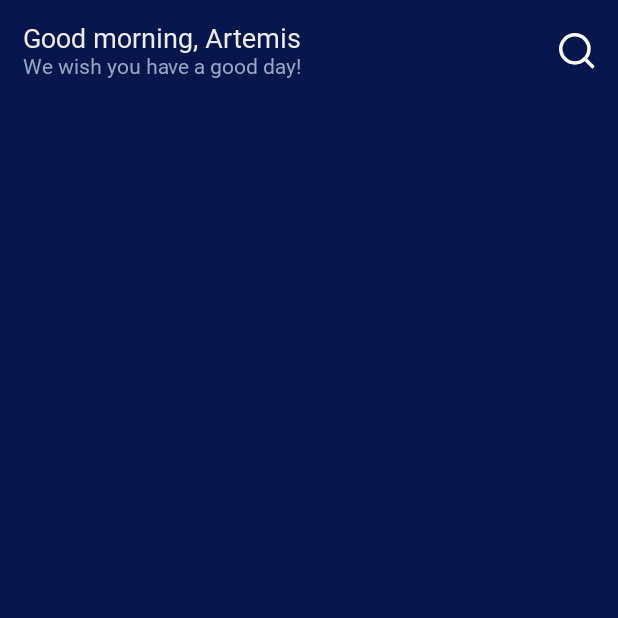
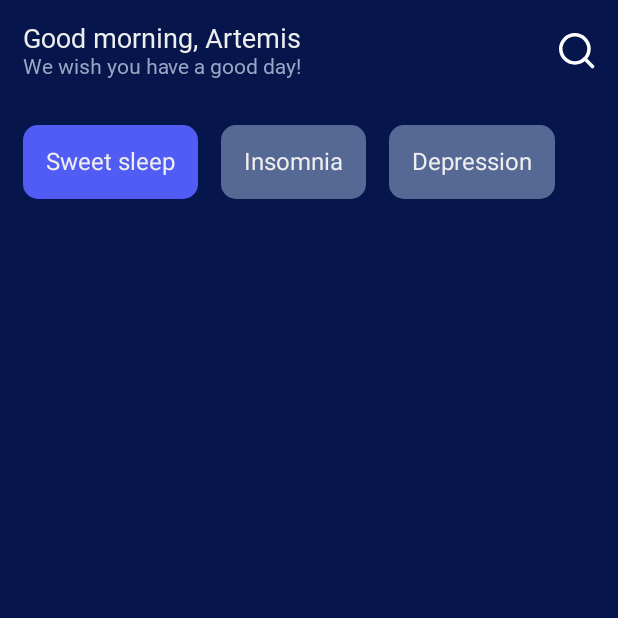
Before and after one commit to ArtemisSoftware/JetPack-Compose-Tutorial-4, an Android app built with Jetpack Compose: the composable HomeScreen shown on its own in the app's theme, on a phone screen of 412 x 824 dp, the top half of it. Run offline under Robolectric (Android 15) with nearby library versions, the phone set to English and light mode, and no system bars; Roboto replaces fonts that are not available here.

Commit message:
ChipSection

```diff
--- a/app/src/main/java/com/artemissoftware/jetpackcomposetutorial4/ui/jetmeditation/MeditationScreen.kt
+++ b/app/src/main/java/com/artemissoftware/jetpackcomposetutorial4/ui/jetmeditation/MeditationScreen.kt
@@ -31,6 +31,7 @@ import androidx.compose.ui.tooling.preview.Preview
 import androidx.compose.ui.unit.dp
 import androidx.compose.ui.unit.sp
 import com.artemissoftware.jetpackcomposetutorial4.Greeting
+import com.artemissoftware.jetpackcomposetutorial4.ui.jetmeditation.composables.ChipSection
 import com.artemissoftware.jetpackcomposetutorial4.ui.jetmeditation.composables.GreetingSection
 import com.artemissoftware.jetpackcomposetutorial4.ui.theme.DeepBlue
 import com.artemissoftware.jetpackcomposetutorial4.ui.theme.JetPackComposeTutorial4Theme
@@ -45,7 +46,11 @@ fun HomeScreen() {
             .fillMaxSize()
     ) {
 
-        GreetingSection()
+        Column {
+            GreetingSection()
+            ChipSection(chips = listOf("Sweet sleep", "Insomnia", "Depression"))
+        }
+
     }
 }
 
--- /dev/null
+++ b/app/src/main/java/com/artemissoftware/jetpackcomposetutorial4/ui/jetmeditation/composables/ChipSection.kt
@@ -0,0 +1,55 @@
+package com.artemissoftware.jetpackcomposetutorial4.ui.jetmeditation.composables
+
+import androidx.compose.foundation.background
+import androidx.compose.foundation.clickable
+import androidx.compose.foundation.layout.Box
+import androidx.compose.foundation.layout.padding
+import androidx.compose.foundation.lazy.LazyRow
+import androidx.compose.foundation.shape.RoundedCornerShape
+import androidx.compose.material.Text
+import androidx.compose.runtime.*
+import androidx.compose.ui.Alignment
+import androidx.compose.ui.Modifier
+import androidx.compose.ui.draw.clip
+import androidx.compose.ui.tooling.preview.Preview
+import androidx.compose.ui.unit.dp
+import com.artemissoftware.jetpackcomposetutorial4.ui.theme.ButtonBlue
+import com.artemissoftware.jetpackcomposetutorial4.ui.theme.DarkerButtonBlue
+import com.artemissoftware.jetpackcomposetutorial4.ui.theme.TextWhite
+
+@Composable
+fun ChipSection(
+    chips: List<String>
+) {
+    var selectedChipIndex by remember {
+        mutableStateOf(0)
+    }
+
+    LazyRow {
+        items(chips.size) {
+            Box(
+                contentAlignment = Alignment.Center,
+                modifier = Modifier
+                    .padding(start = 15.dp, top = 15.dp, bottom = 15.dp)
+                    .clickable {
+                        selectedChipIndex = it
+                    }
+                    .clip(RoundedCornerShape(10.dp))
+                    .background(
+                        if (selectedChipIndex == it) ButtonBlue
+                        else DarkerButtonBlue
+                    )
+                    .padding(15.dp)
+            ) {
+                Text(text = chips[it], color = TextWhite)
+            }
+        }
+    }
+}
+
+
+@Preview(showBackground = true)
+@Composable
+private fun DefaultPreview() {
+    ChipSection(listOf("Item 1", "Item 2", "Item 3"))
+}
```
